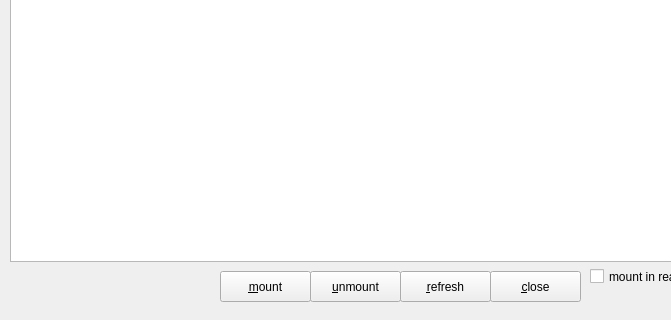
Qt form zuluMount-gui/mainwindow.ui (mhogomchungu/zuluCrypt) before a commit; both pictures show x 0 to 671 and y 89 to 409 of the 801 by 409 pixel window.
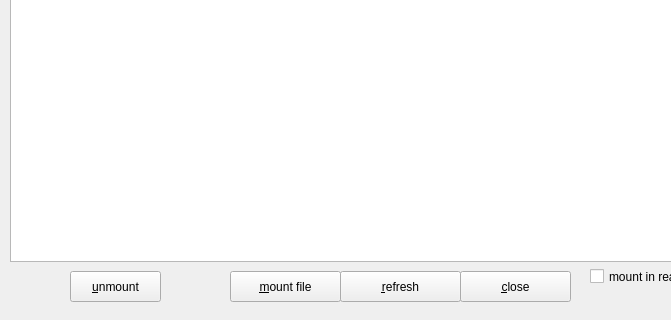
The same form after that commit.

Commit message: add the ability to mount files to zuluMount-gui

Patch:
```diff
--- a/zuluMount-gui/mainwindow.ui
+++ b/zuluMount-gui/mainwindow.ui
@@ -98,14 +98,14 @@
    <widget class="QPushButton" name="pbmount">
     <property name="geometry">
      <rect>
-      <x>220</x>
+      <x>230</x>
       <y>360</y>
-      <width>91</width>
+      <width>111</width>
       <height>31</height>
      </rect>
     </property>
     <property name="text">
-     <string>&amp;mount</string>
+     <string>&amp;mount file</string>
     </property>
     <property name="autoDefault">
      <bool>false</bool>
@@ -117,7 +117,7 @@
    <widget class="QPushButton" name="pbunmount">
     <property name="geometry">
      <rect>
-      <x>310</x>
+      <x>70</x>
       <y>360</y>
       <width>91</width>
       <height>31</height>
@@ -130,9 +130,9 @@
    <widget class="QPushButton" name="pbupdate">
     <property name="geometry">
      <rect>
-      <x>400</x>
+      <x>340</x>
       <y>360</y>
-      <width>91</width>
+      <width>121</width>
       <height>31</height>
      </rect>
     </property>
@@ -156,9 +156,9 @@
    <widget class="QPushButton" name="pbclose">
     <property name="geometry">
      <rect>
-      <x>490</x>
+      <x>460</x>
       <y>360</y>
-      <width>91</width>
+      <width>111</width>
       <height>31</height>
      </rect>
     </property>
```
The commit also changes 6 other files.
